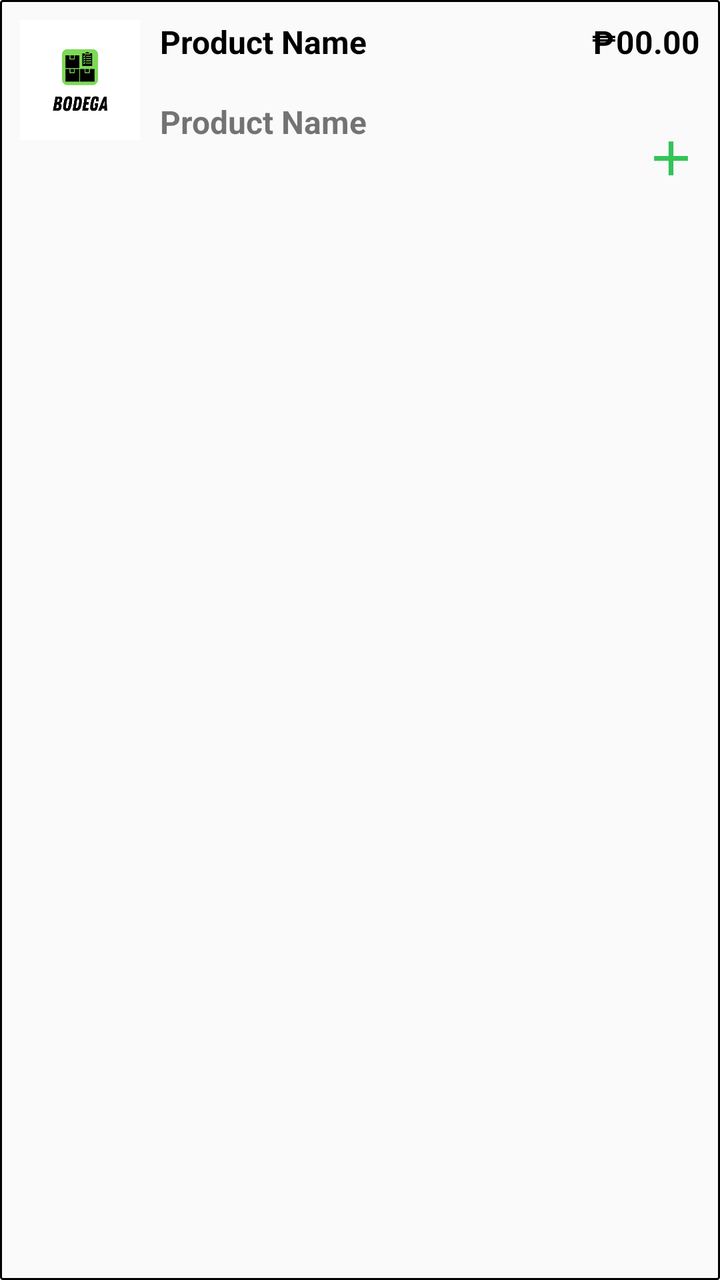
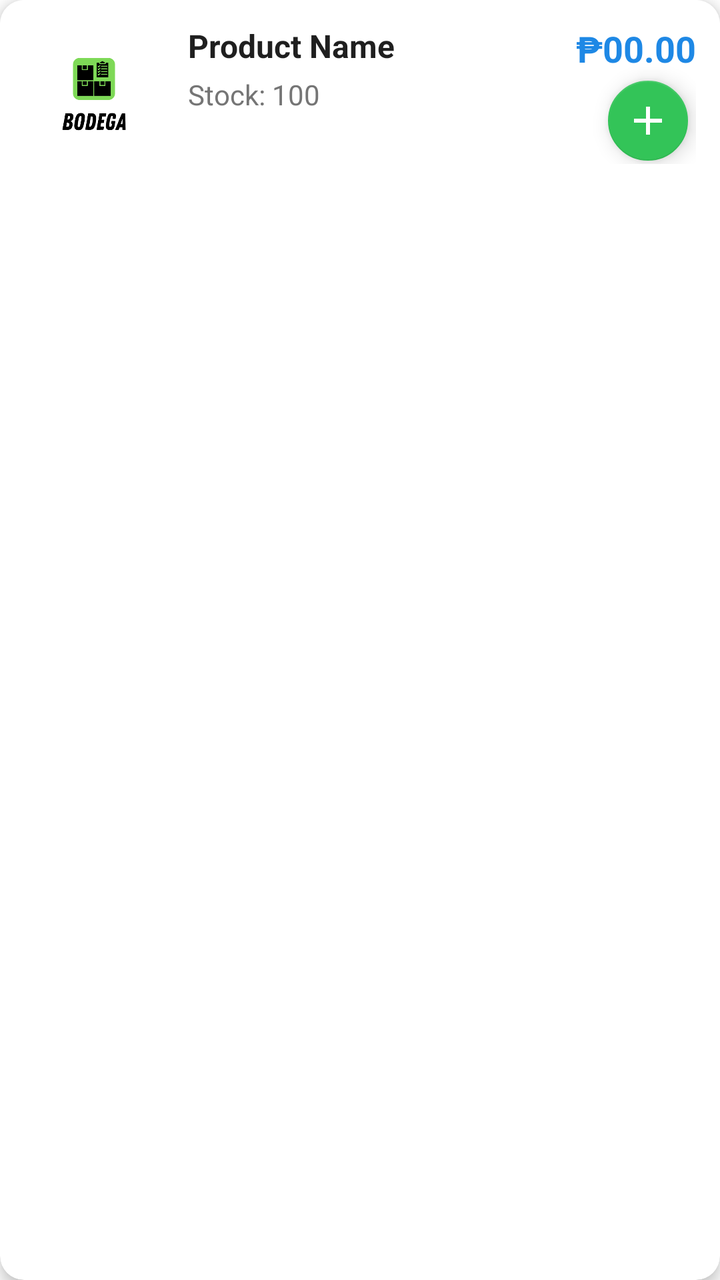

Screens rendered from an Android XML layout before and after an edit, with the pre-edit source and the edit as a unified diff.
<!-- AndroidManifest.xml: application theme Theme.MyApp -->
<!-- res/layout/item_product.xml -->
<LinearLayout xmlns:android="http://schemas.android.com/apk/res/android"
    xmlns:tools="http://schemas.android.com/tools"
    android:layout_width="365dp"
    android:layout_height="wrap_content"
    xmlns:app="http://schemas.android.com/apk/res-auto"
    android:background="@drawable/product_corner"
    android:orientation="horizontal"
    android:padding="10dp">

    <ImageView
        android:id="@+id/imgIcon"
        android:layout_width="60dp"
        android:layout_height="60dp"
        android:src="@drawable/logo"
        android:layout_marginEnd="10dp" />

    <LinearLayout
        android:layout_weight="1"
        android:layout_width="0dp"

        android:layout_height="wrap_content"
        android:orientation="vertical">

        <TextView
            android:id="@+id/tvName"
            android:text="Product Name"
            android:textStyle="bold"
            android:textSize="16dp"
            android:textColor="#000000"
            android:layout_height="40dp"
            android:layout_width="200dp"/>
        <TextView
            android:id="@+id/quantity"
            android:text="Product Name"
            android:textStyle="bold"
            android:textSize="16sp"
            android:layout_height="40dp"
            android:layout_width="200dp"/>

    </LinearLayout>

    <LinearLayout
        android:orientation="vertical"
        android:layout_width="wrap_content"
        android:layout_height="wrap_content"
        android:gravity="center_vertical">

        <TextView
            android:id="@+id/tvPrice"
            android:text="₱00.00"
            android:textSize="16sp"
            android:textStyle="bold"
            android:textColor="#000000"
            android:layout_height="wrap_content"
            android:layout_width="wrap_content"
            android:layout_marginBottom="12dp"
            android:layout_gravity="end"/>

        <ImageView
            android:id="@+id/btnAdd"
            android:layout_width="29dp"
            android:layout_marginTop="20dp"
            android:layout_height="31dp"
            android:layout_gravity="end"
            android:layout_marginStart="12dp"
            android:clickable="true"
            android:contentDescription="@string/action_sign_in"
            android:src="@drawable/ic_add"
            app:tint="#33C458"
            tools:ignore="TouchTargetSizeCheck" />
    </LinearLayout>
</LinearLayout>
<!-- resources referenced by this layout -->
<resources>
  <!-- drawable ic_add (drawable) -->
  <vector xmlns:android="http://schemas.android.com/apk/res/android"
      android:width="24dp"
      android:height="24dp"
      android:viewportWidth="24"
      android:viewportHeight="24"
      android:tint="#000000">
  
  
      <path
          android:fillColor="@android:color/white"
          android:pathData="M19,13h-6v6h-2v-6H5v-2h6V5h2v6h6v2z" />
  </vector>
  <!-- drawable logo: png bitmap (drawable, 13762 bytes) -->
  <!-- drawable product_corner (drawable) -->
  <?xml version="1.0" encoding="utf-8"?>
  <shape xmlns:android="http://schemas.android.com/apk/res/android"
      android:shape="rectangle">
      <corners android:radius="1dp"/>
      <stroke android:width="1dip" android:color="@color/black" />
  
  </shape>
  <string name="action_sign_in">Sign in or register</string>
  <style name="Theme.MyApp" parent="Theme.AppCompat.Light.NoActionBar">
  
      </style>
  <color name="black">#FF000000</color>
</resources>

<!-- the commit's change to res/layout/item_product.xml (unified diff, before → after) -->
@@ -1,72 +1,96 @@
-<LinearLayout xmlns:android="http://schemas.android.com/apk/res/android"
+<?xml version="1.0" encoding="utf-8"?>
+<androidx.cardview.widget.CardView xmlns:android="http://schemas.android.com/apk/res/android"
+    xmlns:app="http://schemas.android.com/apk/res-auto"
     xmlns:tools="http://schemas.android.com/tools"
-    android:layout_width="365dp"
+    android:layout_width="match_parent"
     android:layout_height="wrap_content"
-    xmlns:app="http://schemas.android.com/apk/res-auto"
-    android:background="@drawable/product_corner"
-    android:orientation="horizontal"
-    android:padding="10dp">
-
-    <ImageView
-        android:id="@+id/imgIcon"
-        android:layout_width="60dp"
-        android:layout_height="60dp"
-        android:src="@drawable/logo"
-        android:layout_marginEnd="10dp" />
+    android:layout_margin="8dp"
+    app:cardCornerRadius="12dp"
+    app:cardElevation="4dp">
 
     <LinearLayout
-        android:layout_weight="1"
-        android:layout_width="0dp"
+        android:layout_width="match_parent"
+        android:layout_height="wrap_content"
+        android:background="@android:color/white"
+        android:orientation="horizontal"
+        android:padding="12dp">
 
-        android:layout_height="wrap_content"
-        android:orientation="vertical">
+        <androidx.cardview.widget.CardView
+            android:layout_width="70dp"
+            android:layout_height="70dp"
+            app:cardCornerRadius="8dp"
+            app:cardElevation="0dp">
 
-        <TextView
-            android:id="@+id/tvName"
-            android:text="Product Name"
-            android:textStyle="bold"
-            android:textSize="16dp"
-            android:textColor="#000000"
-            android:layout_height="40dp"
-            android:layout_width="200dp"/>
-        <TextView
-            android:id="@+id/quantity"
-            android:text="Product Name"
-            android:textStyle="bold"
-            android:textSize="16sp"
-            android:layout_height="40dp"
-            android:layout_width="200dp"/>
+            <ImageView
+                android:id="@+id/imgIcon"
+                android:layout_width="match_parent"
+                android:layout_height="match_parent"
+                android:scaleType="centerCrop"
+                android:src="@drawable/logo" />
+        </androidx.cardview.widget.CardView>
 
+        <LinearLayout
+            android:layout_width="0dp"
+            android:layout_height="wrap_content"
+            android:layout_weight="1"
+            android:layout_marginStart="12dp"
+            android:orientation="vertical">
+
+            <TextView
+                android:id="@+id/tvName"
+                android:layout_width="match_parent"
+                android:layout_height="wrap_content"
+                android:text="Product Name"
+                android:textStyle="bold"
+                android:textSize="16sp"
+                android:textColor="#1F1F1F"
+                android:maxLines="2"
+                android:ellipsize="end" />
+
+            <TextView
+                android:id="@+id/quantity"
+                android:layout_width="wrap_content"
+                android:layout_height="wrap_content"
+                android:text="Stock: 100"
+                android:textSize="14sp"
+                android:textColor="#757575"
+                android:layout_marginTop="4dp" />
+
+        </LinearLayout>
+
+        <LinearLayout
+            android:layout_width="wrap_content"
+            android:layout_height="match_parent"
+            android:orientation="vertical"
+            android:gravity="end"
+            android:layout_marginStart="12dp">
+
+            <TextView
+                android:id="@+id/tvPrice"
+                android:layout_width="wrap_content"
+                android:layout_height="wrap_content"
+                android:text="₱00.00"
+                android:textSize="18sp"
+                android:textStyle="bold"
+                android:textColor="#1E88E5" />
+
+            <Space
+                android:layout_width="0dp"
+                android:layout_height="0dp"
+                android:layout_weight="1" />
+
+            <com.google.android.material.floatingactionbutton.FloatingActionButton
+                android:id="@+id/btnAdd"
+                android:layout_width="wrap_content"
+                android:layout_height="wrap_content"
+                android:layout_gravity="end|bottom"
+                android:src="@drawable/ic_add"
+                android:contentDescription="@string/action_sign_in"
+                app:fabSize="mini"
+                app:tint="@android:color/white"
+                app:backgroundTint="#33C458"
+                android:clickable="true"
+                android:focusable="true" />
+        </LinearLayout>
     </LinearLayout>
-
-    <LinearLayout
-        android:orientation="vertical"
-        android:layout_width="wrap_content"
-        android:layout_height="wrap_content"
-        android:gravity="center_vertical">
-
-        <TextView
-            android:id="@+id/tvPrice"
-            android:text="₱00.00"
-            android:textSize="16sp"
-            android:textStyle="bold"
-            android:textColor="#000000"
-            android:layout_height="wrap_content"
-            android:layout_width="wrap_content"
-            android:layout_marginBottom="12dp"
-            android:layout_gravity="end"/>
-
-        <ImageView
-            android:id="@+id/btnAdd"
-            android:layout_width="29dp"
-            android:layout_marginTop="20dp"
-            android:layout_height="31dp"
-            android:layout_gravity="end"
-            android:layout_marginStart="12dp"
-            android:clickable="true"
-            android:contentDescription="@string/action_sign_in"
-            android:src="@drawable/ic_add"
-            app:tint="#33C458"
-            tools:ignore="TouchTargetSizeCheck" />
-    </LinearLayout>
-</LinearLayout>
+</androidx.cardview.widget.CardView>
<!-- resource entries referenced after the edit -->
@@ -14,18 +14,25 @@
           android:pathData="M19,13h-6v6h-2v-6H5v-2h6V5h2v6h6v2z" />
   </vector>
   <!-- drawable logo: png bitmap (drawable, 13762 bytes) -->
-  <!-- drawable product_corner (drawable) -->
-  <?xml version="1.0" encoding="utf-8"?>
-  <shape xmlns:android="http://schemas.android.com/apk/res/android"
-      android:shape="rectangle">
-      <corners android:radius="1dp"/>
-      <stroke android:width="1dip" android:color="@color/black" />
-  
-  </shape>
   <string name="action_sign_in">Sign in or register</string>
-  <style name="Theme.MyApp" parent="Theme.AppCompat.Light.NoActionBar">
-  
+  <style name="Theme.MyApp" parent="Theme.MaterialComponents.Light.NoActionBar">
+          
+          <item name="colorPrimary">@color/purple_500</item>
+          <item name="colorPrimaryVariant">@color/purple_700</item>
+          <item name="colorOnPrimary">@color/white</item>
+          
+          <item name="colorSecondary">@color/teal_200</item>
+          <item name="colorSecondaryVariant">@color/teal_700</item>
+          <item name="colorOnSecondary">@color/black</item>
+          
+          <item name="android:statusBarColor">?attr/colorPrimaryVariant</item>
+          
       </style>
+  <color name="purple_500">#FF6200EE</color>
+  <color name="purple_700">#FF3700B3</color>
+  <color name="white">#FFFFFFFF</color>
+  <color name="teal_200">#FF03DAC5</color>
+  <color name="teal_700">#FF018786</color>
   <color name="black">#FF000000</color>
 </resources>
 
